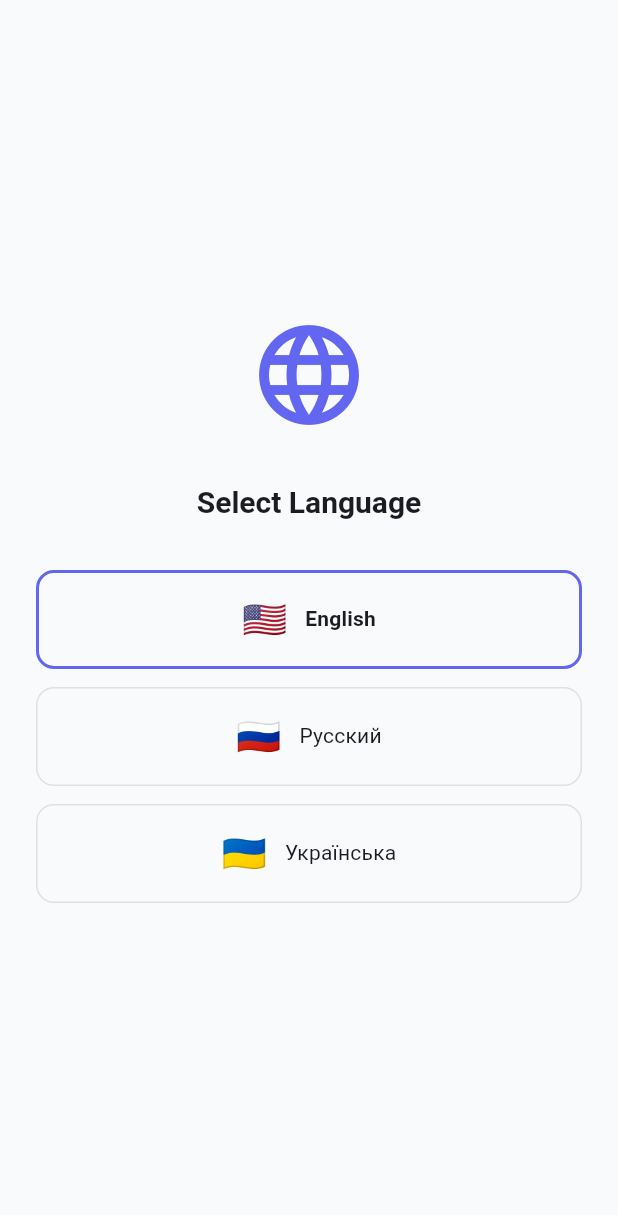
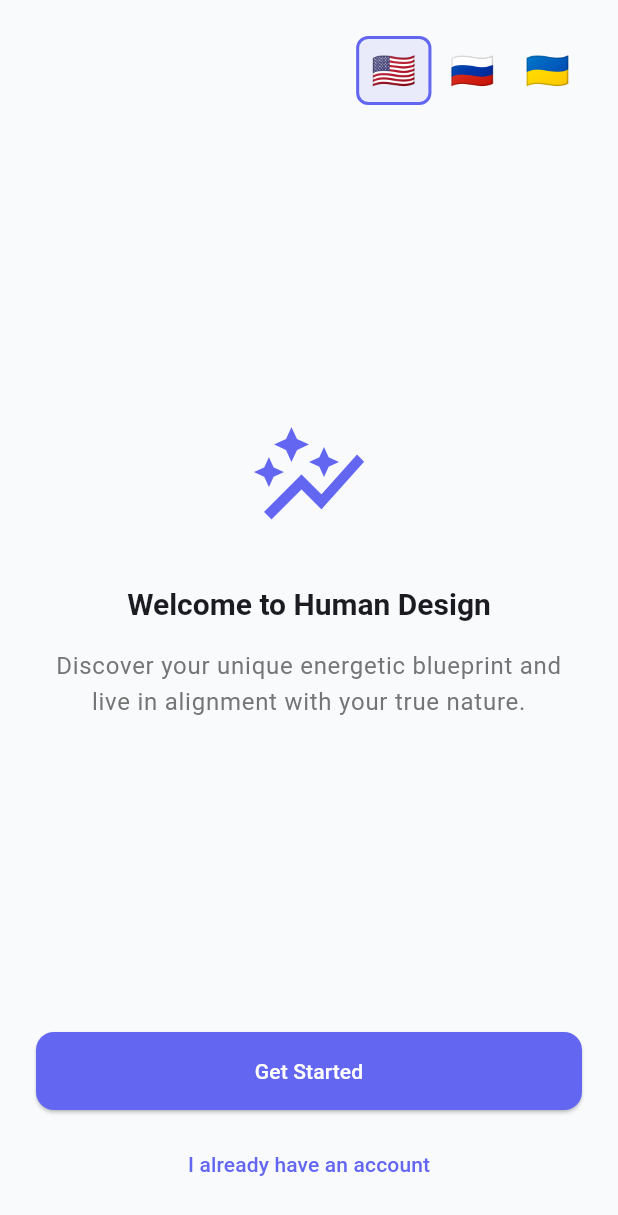
Before and after one commit to dehvCurtis/human-design, a Flutter app: the screen it shows after launch, on a phone screen of 412 x 824 dp. Shown: the top 1215 px of the screen. Run offline on Flutter 3.47's test engine with Material 3 defaults, Android fonts, the phone set to English and light mode, and no system bars; our stand-ins replace equatable, flutter_markdown, flutter_riverpod, flutter_svg, go_router, pdf and 4 more; missing offline and left inert: sweph; accounts and stored records are empty.

Commit message:
Update core constants, theme, and gamification
- Update human design constants
- Add app color scheme updates
- Update router configuration
- Fix gamification models and challenges screen
- Update home screen
- Add standards documentation

```diff
--- a/lib/core/constants/human_design_constants.dart
+++ b/lib/core/constants/human_design_constants.dart
@@ -197,7 +197,7 @@ const List<ChannelData> channels = [
   ChannelData(gate1: 28, gate2: 38, name: 'Struggle', type: 'Individual'),
   ChannelData(gate1: 39, gate2: 55, name: 'Emoting', type: 'Individual'),
   ChannelData(gate1: 51, gate2: 25, name: 'Initiation', type: 'Individual'),
-  ChannelData(gate1: 57, gate2: 20, name: 'The Brain Wave', type: 'Individual'),
+  ChannelData(gate1: 24, gate2: 61, name: 'Awareness', type: 'Individual'),
 
   // Understanding Channels (Collective Sharing)
   ChannelData(gate1: 4, gate2: 63, name: 'Logic', type: 'Collective'),
@@ -213,6 +213,7 @@ const List<ChannelData> channels = [
   ChannelData(gate1: 30, gate2: 41, name: 'Recognition', type: 'Collective'),
   ChannelData(gate1: 35, gate2: 36, name: 'Transitoriness', type: 'Collective'),
   ChannelData(gate1: 47, gate2: 64, name: 'Abstraction', type: 'Collective'),
+  ChannelData(gate1: 42, gate2: 53, name: 'Maturation', type: 'Collective'),
 
   // Awareness Channels (Tribal)
   ChannelData(gate1: 6, gate2: 59, name: 'Intimacy', type: 'Tribal'),
--- a/lib/core/router/app_router.dart
+++ b/lib/core/router/app_router.dart
@@ -33,6 +33,11 @@ import '../../features/learning/presentation/content_detail_screen.dart';
 import '../../features/learning/presentation/mentorship_screen.dart';
 import '../../features/learning/presentation/live_sessions_screen.dart';
 import '../../features/sharing/presentation/share_screen.dart';
+import '../../features/quiz/presentation/quiz_list_screen.dart';
+import '../../features/quiz/presentation/quiz_detail_screen.dart';
+import '../../features/quiz/presentation/quiz_taking_screen.dart';
+import '../../features/quiz/presentation/quiz_results_screen.dart';
+import '../../features/quiz/domain/models/quiz.dart';
 
 /// Route names
 class AppRoutes {
@@ -70,6 +75,12 @@ class AppRoutes {
   static const String mentorship = '/mentorship';
   static const String sessions = '/sessions';
   static const String share = '/share';
+
+  // Quiz routes
+  static const String quizzes = '/quizzes';
+  static const String quizDetail = '/quizzes/:id';
+  static const String quizTake = '/quizzes/:id/take';
+  static const String quizResults = '/quizzes/:id/results/:attemptId';
 }
 
 /// Provider for the router
@@ -92,6 +103,7 @@ final routerProvider = Provider<GoRouter>((ref) {
         AppRoutes.onboarding,
         AppRoutes.signIn,
         AppRoutes.signUp,
+        AppRoutes.birthData, // Part of signup flow
       ];
 
       final isOnAuthRoute = authRoutes.contains(currentPath);
@@ -103,23 +115,32 @@ final routerProvider = Provider<GoRouter>((ref) {
 
       // Not authenticated - redirect to appropriate auth screen
       if (!isAuthenticated) {
-        // Allow staying on auth screens (except splash which should redirect)
-        if (isOnAuthRoute && currentPath != AppRoutes.splash) return null;
+        // Allow staying on auth screens (except splash and birthData which need auth)
+        if (isOnAuthRoute &&
+            currentPath != AppRoutes.splash &&
+            currentPath != AppRoutes.birthData) {
+          return null;
+        }
         if (needsOnboarding) return AppRoutes.onboarding;
         return AppRoutes.signIn;
       }
 
-      // Authenticated - redirect away from auth routes
+      // Authenticated - redirect away from certain auth routes
       if (isAuthenticated && isOnAuthRoute) {
+        // Allow staying on birthData (part of signup flow)
+        if (currentPath == AppRoutes.birthData) {
+          return null;
+        }
         // If on splash or onboarding, go to home
         if (currentPath == AppRoutes.splash ||
             currentPath == AppRoutes.onboarding) {
           return AppRoutes.home;
         }
-        // If on sign-in/sign-up, go to home
+        // If on sign-in/sign-up, go to birthData to complete profile
+        // (router will redirect to home if profile already has birth data)
         if (currentPath == AppRoutes.signIn ||
             currentPath == AppRoutes.signUp) {
-          return AppRoutes.home;
+          return AppRoutes.birthData;
         }
       }
 
@@ -263,14 +284,14 @@ final routerProvider = Provider<GoRouter>((ref) {
           GoRoute(
             path: AppRoutes.learning,
             name: 'learning',
-            builder: (context, state) => const LearningScreen(),
+            builder: (context, state) => const QuizListScreen(),
             routes: [
               GoRoute(
                 path: ':id',
                 name: 'contentDetail',
                 builder: (context, state) {
                   final id = state.pathParameters['id']!;
-                  return ContentDetailScreen(contentId: id);
+                  return QuizDetailScreen(quizId: id);
                 },
               ),
             ],
@@ -289,6 +310,49 @@ final routerProvider = Provider<GoRouter>((ref) {
             path: AppRoutes.share,
             name: 'share',
             builder: (context, state) => const ShareScreen(),
+          ),
+          // Quiz routes
+          GoRoute(
+            path: AppRoutes.quizzes,
+            name: 'quizzes',
+            builder: (context, state) => const QuizListScreen(),
+            routes: [
+              GoRoute(
+                path: ':id',
+                name: 'quizDetail',
+                builder: (context, state) {
+                  final id = state.pathParameters['id']!;
+                  return QuizDetailScreen(quizId: id);
+                },
+                routes: [
+                  GoRoute(
+                    path: 'take',
+                    name: 'quizTake',
+                    builder: (context, state) {
+                      final id = state.pathParameters['id']!;
+                      return QuizTakingScreen(quizId: id);
+                    },
+                  ),
+                  GoRoute(
+                    path: 'results/:attemptId',
+                    name: 'quizResults',
+                    builder: (context, state) {
+                      final quizId = state.pathParameters['id']!;
+                      final attemptId = state.pathParameters['attemptId']!;
+                      final extra = state.extra as Map<String, dynamic>?;
+                      return QuizResultsScreen(
+                        quizId: quizId,
+                        attemptId: attemptId,
+                        attempt: extra?['attempt'] as QuizAttempt?,
+                        isNewBest: extra?['isNewBest'] as bool? ?? false,
+                        streakUpdated: extra?['streakUpdated'] as bool? ?? false,
+                        pointsEarned: extra?['pointsEarned'] as int? ?? 0,
+                      );
+                    },
+                  ),
+                ],
+              ),
+            ],
           ),
         ],
       ),
@@ -358,8 +422,6 @@ class OnboardingScreen extends ConsumerStatefulWidget {
 }
 
 class _OnboardingScreenState extends ConsumerState<OnboardingScreen> {
-  bool _showLanguageSelector = true;
-
   @override
   Widget build(BuildContext context) {
     final l10n = AppLocalizations.of(context)!;
@@ -369,93 +431,36 @@ class _OnboardingScreenState extends ConsumerState<OnboardingScreen> {
       body: SafeArea(
         child: Padding(
           padding: const EdgeInsets.all(24),
-          child: _showLanguageSelector
-              ? _buildLanguageSelector(context, currentLocale)
-              : _buildWelcomeContent(context, l10n),
+          child: Column(
+            children: [
+              // Language flags at top right
+              Row(
+                mainAxisAlignment: MainAxisAlignment.end,
+                children: AppLocale.values.map((locale) {
+                  final isSelected = locale == currentLocale;
+                  return GestureDetector(
+                    onTap: () {
+                      ref.read(settingsProvider.notifier).setLocale(locale);
+                    },
+                    child: Container(
+                      padding: const EdgeInsets.symmetric(horizontal: 8, vertical: 4),
+                      margin: const EdgeInsets.only(left: 4),
+                      decoration: BoxDecoration(
+                        borderRadius: BorderRadius.circular(8),
+                        color: isSelected
+                            ? const Color(0xFF6366F1).withAlpha(25)
+                            : Colors.transparent,
+                        border: isSelected
+                            ? Border.all(color: const Color(0xFF6366F1), width: 2)
+                            : null,
+                      ),
+                      child: Text(
+                        locale.flag,
+                        style: const TextStyle(fontSize: 24),
                       ),
                     ),
                   );
-  }
-
-  Widget _buildLanguageSelector(BuildContext context, AppLocale currentLocale) {
-    final l10n = AppLocalizations.of(context)!;
-
-    return Column(
-      children: [
-        const Spacer(),
-        const Icon(
-          Icons.language,
-          size: 80,
-          color: Color(0xFF6366F1),
-        ),
-        const SizedBox(height: 32),
-        Text(
-          l10n.onboarding_selectLanguage,
-          style: Theme.of(context).textTheme.headlineMedium,
-          textAlign: TextAlign.center,
-        ),
-        const SizedBox(height: 32),
-        ...AppLocale.values.map((locale) => Padding(
-              padding: const EdgeInsets.only(bottom: 12),
-              child: SizedBox(
-                width: double.infinity,
-                child: OutlinedButton(
-                  onPressed: () async {
-                    await ref.read(settingsProvider.notifier).setLocale(locale);
-                    setState(() {
-                      _showLanguageSelector = false;
-                    });
-                  },
-                  style: OutlinedButton.styleFrom(
-                    padding: const EdgeInsets.symmetric(vertical: 16),
-                    side: BorderSide(
-                      color: locale == currentLocale
-                          ? const Color(0xFF6366F1)
-                          : Colors.grey[300]!,
-                      width: locale == currentLocale ? 2 : 1,
-                    ),
-                  ),
-                  child: Row(
-                    mainAxisAlignment: MainAxisAlignment.center,
-                    children: [
-                      Text(
-                        locale.flag,
-                        style: const TextStyle(fontSize: 24),
-                      ),
-                      const SizedBox(width: 12),
-                      Text(
-                        locale.displayName,
-                        style: Theme.of(context).textTheme.titleMedium?.copyWith(
-                              fontWeight: locale == currentLocale
-                                  ? FontWeight.bold
-                                  : FontWeight.normal,
-                            ),
-                      ),
-                    ],
-                  ),
-                ),
-              ),
-            )),
-        const Spacer(),
-      ],
-    );
-  }
-
-  Widget _buildWelcomeContent(BuildContext context, AppLocalizations l10n) {
-    return Column(
-      children: [
-        // Change language button at top
-        Align(
-          alignment: Alignment.topLeft,
-          child: TextButton.icon(
-            onPressed: () {
-              setState(() {
-                _showLanguageSelector = true;
-              });
-            },
-            icon: const Icon(Icons.language, size: 18),
-            label: Text(l10n.settings_changeLanguage),
-          ),
+                }).toList(),
               ),
               const Spacer(),
               const Icon(
@@ -497,6 +502,9 @@ class _OnboardingScreenState extends ConsumerState<OnboardingScreen> {
                 child: Text(l10n.onboarding_alreadyHaveAccount),
               ),
             ],
+          ),
+        ),
+      ),
     );
   }
 }
--- a/lib/core/theme/app_colors.dart
+++ b/lib/core/theme/app_colors.dart
@@ -45,56 +45,67 @@ class AppColors {
 
   // ===========================================
   // Human Design Bodygraph Colors
+  // Style guide: Purple/violet theme with clear differentiation
   // ===========================================
 
-  // Conscious (Personality/Black) - activations at birth
-  static const Color conscious = Color(0xFF1A1A1A);
-  static const Color consciousLight = Color(0xFF374151);
+  // Conscious (Personality) - activations at birth
+  // Dark indigo for clear visibility
+  static const Color conscious = Color(0xFF3730A3);        // Indigo-800
+  static const Color consciousLight = Color(0xFF4F46E5);   // Indigo-600
 
-  // Unconscious (Design/Red) - activations 88 degrees before birth
-  static const Color unconscious = Color(0xFFDC2626);
-  static const Color unconsciousLight = Color(0xFFF87171);
+  // Unconscious (Design) - activations 88 degrees before birth
+  // Magenta/pink for contrast against purple
+  static const Color unconscious = Color(0xFFDB2777);      // Pink-600
+  static const Color unconsciousLight = Color(0xFFF472B6); // Pink-400
 
-  // Both (Striped pattern for when both conscious and unconscious)
-  static const Color both = Color(0xFF7C2D12);
+  // Both (when both conscious and unconscious)
+  static const Color both = Color(0xFF7C3AED);             // Violet-600
 
-  // Defined center (colored/active)
-  static const Color centerDefined = Color(0xFFFBBF24);
-  static const Color centerDefinedBorder = Color(0xFFD97706);
+  // Defined center (colored/active) - light purple fill, dark purple border
+  static const Color centerDefined = Color(0xFFDDD6FE);        // Violet-200
+  static const Color centerDefinedBorder = Color(0xFF7C3AED);  // Violet-600
 
-  // Undefined center (white/open)
+  // Defined triangle center - same as other centers for consistency
+  static const Color triangleDefined = Color(0xFFDDD6FE);       // Violet-200
+  static const Color triangleDefinedBorder = Color(0xFF7C3AED); // Violet-600
+
+  // Undefined center (white/open with purple outline)
   static const Color centerUndefined = Color(0xFFFFFFFF);
-  static const Color centerUndefinedBorder = Color(0xFF9CA3AF);
+  static const Color centerUndefinedBorder = Color(0xFFC4B5FD); // Violet-300
 
-  // Channel colors
-  static const Color channelConscious = Color(0xFF1A1A1A);
-  static const Color channelUnconscious = Color(0xFFDC2626);
-  static const Color channelBoth = Color(0xFF7C2D12);
-  static const Color channelInactive = Color(0xFFE5E7EB);
+  // Undefined triangle center - same as other undefined centers
+  static const Color triangleUndefined = Color(0xFFFFFFFF);
+  static const Color triangleUndefinedBorder = Color(0xFFC4B5FD); // Violet-300
 
-  // Gate colors
-  static const Color gateActive = Color(0xFF1A1A1A);
-  static const Color gateInactive = Color(0xFFE5E7EB);
+  // Channel colors - using style guide colors
+  static const Color channelConscious = Color(0xFF3730A3);     // Indigo-800 (dark, visible)
+  static const Color channelUnconscious = Color(0xFFDB2777);   // Pink-600 (contrasting)
+  static const Color channelBoth = Color(0xFF7C3AED);          // Violet-600
+  static const Color channelInactive = Color(0xFFE9D5FF);      // Purple-200 (light purple tint)
 
-  // Center-specific colors (for visualization variety)
-  static const Color headCenter = Color(0xFFFBBF24);
-  static const Color ajnaCenter = Color(0xFF22C55E);
-  static const Color throatCenter = Color(0xFF8B5CF6);
-  static const Color gCenter = Color(0xFFFBBF24);
-  static const Color heartCenter = Color(0xFFEF4444);
-  static const Color sacralCenter = Color(0xFFDC2626);
-  static const Color solarPlexusCenter = Color(0xFF8B4513);
-  static const Color spleenCenter = Color(0xFF8B4513);
-  static const Color rootCenter = Color(0xFF8B4513);
+  // Gate colors - matching channel colors
+  static const Color gateActive = Color(0xFF3730A3);           // Indigo-800
+  static const Color gateInactive = Color(0xFFE9D5FF);         // Purple-200
 
-  // Transit overlay colors
-  static const Color transitActive = Color(0xFF3B82F6);
-  static const Color transitActiveLight = Color(0xFF93C5FD);
+  // Center-specific colors (all using purple palette)
+  static const Color headCenter = Color(0xFFDDD6FE);           // Violet-200
+  static const Color ajnaCenter = Color(0xFFDDD6FE);           // Violet-200
+  static const Color throatCenter = Color(0xFFDDD6FE);         // Violet-200
+  static const Color gCenter = Color(0xFFDDD6FE);              // Violet-200
+  static const Color heartCenter = Color(0xFFDDD6FE);          // Violet-200
+  static const Color sacralCenter = Color(0xFFDDD6FE);         // Violet-200
+  static const Color solarPlexusCenter = Color(0xFFDDD6FE);    // Violet-200
+  static const Color spleenCenter = Color(0xFFDDD6FE);         // Violet-200
+  static const Color rootCenter = Color(0xFFDDD6FE);           // Violet-200
 
-  // Composite chart colors
-  static const Color person1 = Color(0xFF6366F1);
-  static const Color person2 = Color(0xFFEC4899);
-  static const Color electromagneticConnection = Color(0xFF8B5CF6);
+  // Transit overlay colors - using cyan/teal for clear distinction from chart
+  static const Color transitActive = Color(0xFF0891B2);       // Cyan-600
+  static const Color transitActiveLight = Color(0xFF22D3EE);  // Cyan-400
+
+  // Composite chart colors - person differentiation
+  static const Color person1 = Color(0xFF6366F1);             // Primary indigo
+  static const Color person2 = Color(0xFFEC4899);             // Pink-500
+  static const Color electromagneticConnection = Color(0xFF8B5CF6); // Violet-500
 
   // Gamification colors
   static const Color gold = Color(0xFFFFD700);
@@ -114,6 +125,42 @@ class AppColors {
   // Premium colors
   static const Color premiumGradientStart = Color(0xFF6366F1);
   static const Color premiumGradientEnd = Color(0xFF8B5CF6);
+
+  // ===========================================
+  // Chakra Colors (derived from app palette)
+  // ===========================================
+
+  // Crown Chakra (7th) - Violet/Purple - maps to Head center
+  static const Color chakraCrown = Color(0xFF8B5CF6); // secondary
+  static const Color chakraCrownLight = Color(0xFFA78BFA); // secondaryLight
+
+  // Third Eye Chakra (6th) - Indigo - maps to Ajna center
+  static const Color chakraThirdEye = Color(0xFF6366F1); // primary
+  static const Color chakraThirdEyeLight = Color(0xFF818CF8); // primaryLight
+
+  // Throat Chakra (5th) - Blue - maps to Throat center
+  static const Color chakraThroat = Color(0xFF3B82F6); // info
+  static const Color chakraThroatLight = Color(0xFF60A5FA);
+
+  // Heart Chakra (4th) - Green - maps to G center
+  static const Color chakraHeart = Color(0xFF22C55E); // success
+  static const Color chakraHeartLight = Color(0xFF4ADE80);
+
+  // Solar Plexus Chakra (3rd) - Yellow - maps to Heart/Ego center
+  static const Color chakraSolarPlexus = Color(0xFFFBBF24); // accentLight
+  static const Color chakraSolarPlexusLight = Color(0xFFFDE68A);
+
+  // Sacral Chakra (2nd) - Orange - maps to Sacral center
+  static const Color chakraSacral = Color(0xFFF59E0B); // accent
+  static const Color chakraSacralLight = Color(0xFFFBBF24);
+
+  // Root Chakra (1st) - Red - maps to Root center
+  static const Color chakraRoot = Color(0xFFEF4444); // error
+  static const Color chakraRootLight = Color(0xFFF87171);
+
+  // Chakra glow effect color
+  static const Color chakraGlow = Color(0xFFFFFFFF);
+  static const Color chakraInactive = Color(0xFF94A3B8); // textSecondaryDark
 }
 
 /// Extension for easy color access in bodygraph rendering
--- a/lib/features/gamification/domain/models/gamification.dart
+++ b/lib/features/gamification/domain/models/gamification.dart
@@ -140,6 +140,11 @@ enum PointActionType {
   referral,
   firstChart,
   premiumBonus,
+  // Quiz-related actions
+  quizComplete,
+  quizPerfectScore,
+  quizStreak7,
+  quizCategoryMastery,
 }
 
 extension PointActionTypeExtension on PointActionType {
@@ -177,6 +182,14 @@ extension PointActionTypeExtension on PointActionType {
         return 'first_chart';
       case PointActionType.premiumBonus:
         return 'premium_bonus';
+      case PointActionType.quizComplete:
+        return 'quiz_complete';
+      case PointActionType.quizPerfectScore:
+        return 'quiz_perfect_score';
+      case PointActionType.quizStreak7:
+        return 'quiz_streak_7';
+      case PointActionType.quizCategoryMastery:
+        return 'quiz_category_mastery';
     }
   }
 
@@ -213,6 +226,14 @@ extension PointActionTypeExtension on PointActionType {
       case PointActionType.firstChart:
         return 50;
       case PointActionType.premiumBonus:
+        return 100;
+      case PointActionType.quizComplete:
+        return 25;
+      case PointActionType.quizPerfectScore:
+        return 50;
+      case PointActionType.quizStreak7:
+        return 75;
+      case PointActionType.quizCategoryMastery:
         return 100;
     }
   }
--- a/lib/features/gamification/presentation/challenges_screen.dart
+++ b/lib/features/gamification/presentation/challenges_screen.dart
@@ -496,6 +496,14 @@ class _ChallengeCard extends StatelessWidget {
         return Icons.auto_graph;
       case PointActionType.premiumBonus:
         return Icons.workspace_premium;
+      case PointActionType.quizComplete:
+        return Icons.quiz;
+      case PointActionType.quizPerfectScore:
+        return Icons.star;
+      case PointActionType.quizStreak7:
+        return Icons.local_fire_department;
+      case PointActionType.quizCategoryMastery:
+        return Icons.school;
     }
   }
 
--- a/lib/features/home/presentation/home_screen.dart
+++ b/lib/features/home/presentation/home_screen.dart
@@ -5,6 +5,7 @@ import 'package:go_router/go_router.dart';
 import '../../../core/router/app_router.dart';
 import '../../../core/theme/app_colors.dart';
 import '../../../l10n/generated/app_localizations.dart';
+import '../../../shared/widgets/language_selector.dart';
 import '../../chart/domain/models/human_design_chart.dart';
 import '../../lifestyle/domain/transit_service.dart';
 import '../domain/home_providers.dart';
@@ -58,6 +59,7 @@ class HomeScreen extends ConsumerWidget {
             floating: true,
             title: _buildGreeting(context, chart),
             actions: [
+              const LanguageSelector(compact: true),
               IconButton(
                 icon: const Icon(Icons.notifications_outlined),
                 onPressed: () {
```
Also changed, not shown: 2 other files. Lines whose indentation alone changed are shown as unchanged.
